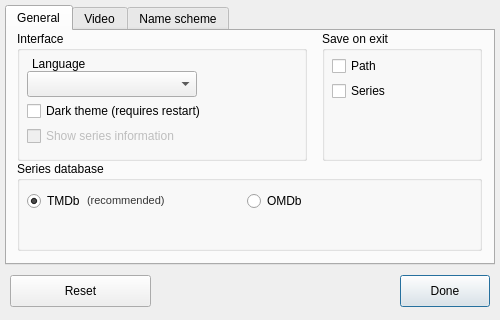
This is SeriesScraper/settingswindow.ui in martinLutz1/SeriesScraper as Qt 5 draws it before an edit. The edited form follows.
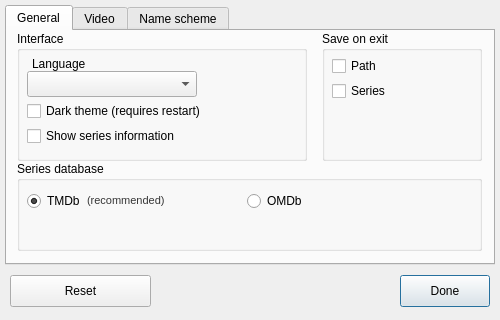
This is the edited form.

```diff
--- a/SeriesScraper/settingswindow.ui
+++ b/SeriesScraper/settingswindow.ui
@@ -178,7 +178,7 @@
      </property>
      <widget class="QCheckBox" name="showSeriesInformationCheckBox">
       <property name="enabled">
-       <bool>false</bool>
+       <bool>true</bool>
       </property>
       <property name="geometry">
        <rect>
```
